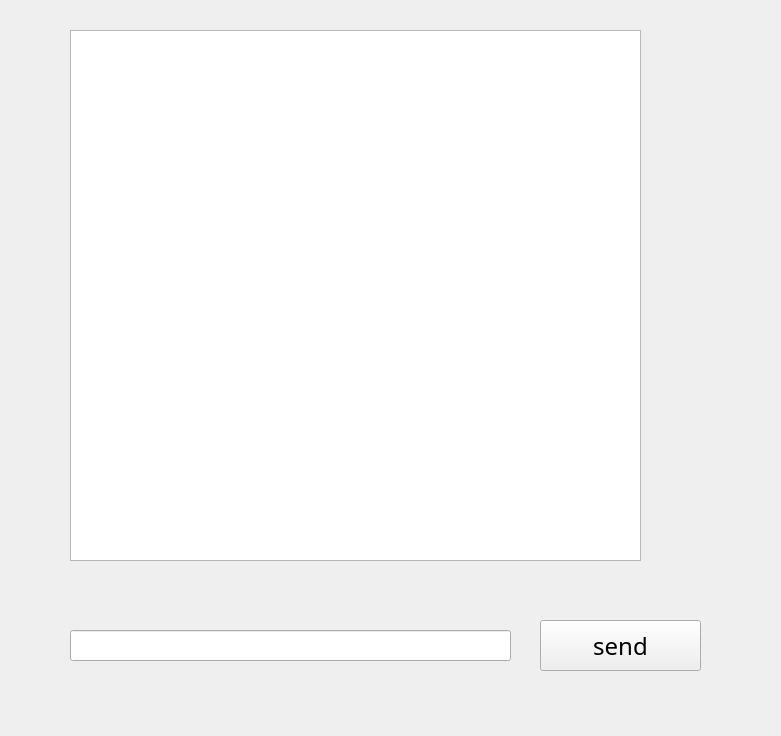
Before: the Qt Designer form Solution2/mainwindow.ui in hansolc/gui, drawn with Qt 5.
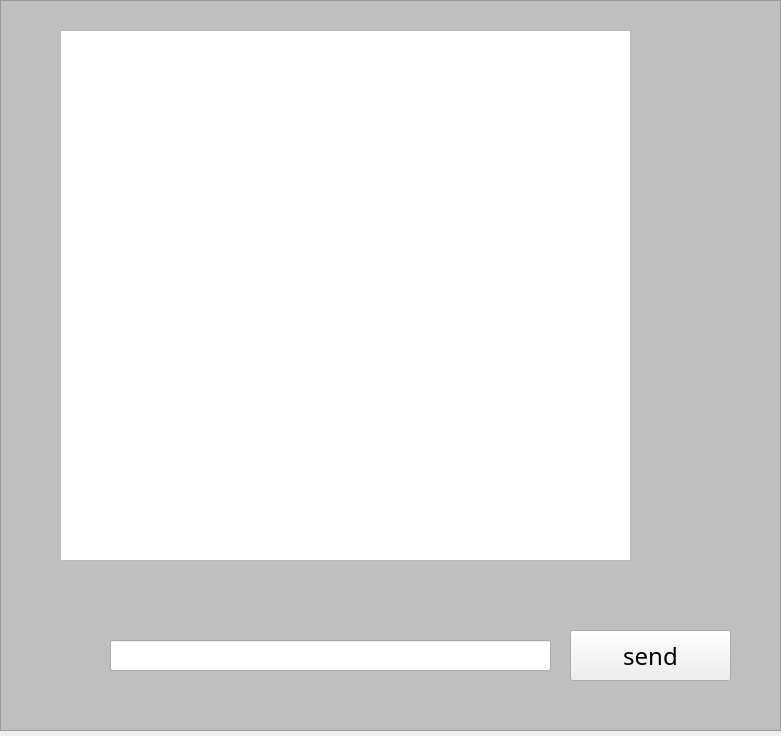
After: the same form once the commit is applied. The open tabs and pages were chosen to show the change. Icons and pictures are not drawn.

```diff
--- a/Solution2/mainwindow.ui
+++ b/Solution2/mainwindow.ui
@@ -29,7 +29,7 @@
       <x>0</x>
       <y>0</y>
       <width>781</width>
-      <height>741</height>
+      <height>751</height>
      </rect>
     </property>
     <property name="styleSheet">
@@ -366,37 +366,107 @@
 	border-image:url(:/images/bg1.jpg)0 0 0 0 stretch stretch;
 }</string>
      </property>
-     <widget class="QTextEdit" name="Chatting_log">
+     <widget class="QFrame" name="frame_4">
       <property name="geometry">
        <rect>
-        <x>70</x>
-        <y>30</y>
-        <width>571</width>
-        <height>531</height>
+        <x>0</x>
+        <y>0</y>
+        <width>781</width>
+        <height>731</height>
        </rect>
       </property>
+      <property name="styleSheet">
+       <string notr="true">#frame_4
+{
+	background:rgba(0,0,0,0.2);
+}</string>
+      </property>
+      <property name="frameShape">
+       <enum>QFrame::StyledPanel</enum>
+      </property>
+      <property name="frameShadow">
+       <enum>QFrame::Raised</enum>
+      </property>
+      <widget class="QTextEdit" name="Chatting_log">
+       <property name="geometry">
+        <rect>
+         <x>60</x>
+         <y>30</y>
+         <width>571</width>
+         <height>531</height>
+        </rect>
+       </property>
+      </widget>
+      <widget class="QLineEdit" name="lineEdit_msg">
+       <property name="geometry">
+        <rect>
+         <x>110</x>
+         <y>640</y>
+         <width>441</width>
+         <height>31</height>
+        </rect>
+       </property>
+      </widget>
+      <widget class="QPushButton" name="send">
+       <property name="geometry">
+        <rect>
+         <x>570</x>
+         <y>630</y>
+         <width>161</width>
+         <height>51</height>
+        </rect>
+       </property>
+       <property name="text">
+        <string>send</string>
+       </property>
+      </widget>
      </widget>
-     <widget class="QLineEdit" name="lineEdit_msg">
+    </widget>
+    <widget class="QWidget" name="room_516">
+     <property name="styleSheet">
+      <string notr="true">#room_516
+{
+	border-image:url(:/images/bg1.jpg)0 0 0 0 stretch stretch;
+}</string>
+     </property>
+     <widget class="QFrame" name="frame_5">
       <property name="geometry">
        <rect>
-        <x>70</x>
-        <y>630</y>
-        <width>441</width>
-        <height>31</height>
+        <x>0</x>
+        <y>0</y>
+        <width>781</width>
+        <height>741</height>
        </rect>
       </property>
      </widget>
-     <widget class="QPushButton" name="send">
+    </widget>
+    <widget class="QWidget" name="room_517">
+     <property name="styleSheet">
+      <string notr="true">#room_517
+{
+	border-image:url(:/images/bg1.jpg)0 0 0 0 stretch stretch;
+}</string>
+     </property>
+     <widget class="QFrame" name="frame_6">
       <property name="geometry">
        <rect>
-        <x>540</x>
-        <y>620</y>
-        <width>161</width>
-        <height>51</height>
+        <x>0</x>
+        <y>0</y>
+        <width>781</width>
+        <height>741</height>
        </rect>
       </property>
-      <property name="text">
-       <string>send</string>
+      <property name="styleSheet">
+       <string notr="true">#frame_6
+{
+	background:rgba(0,0,0,0.2);
+}</string>
+      </property>
+      <property name="frameShape">
+       <enum>QFrame::StyledPanel</enum>
+      </property>
+      <property name="frameShadow">
+       <enum>QFrame::Raised</enum>
       </property>
      </widget>
     </widget>
```
Left out of the diff: 42 changed lines with no effect on the pictures.
